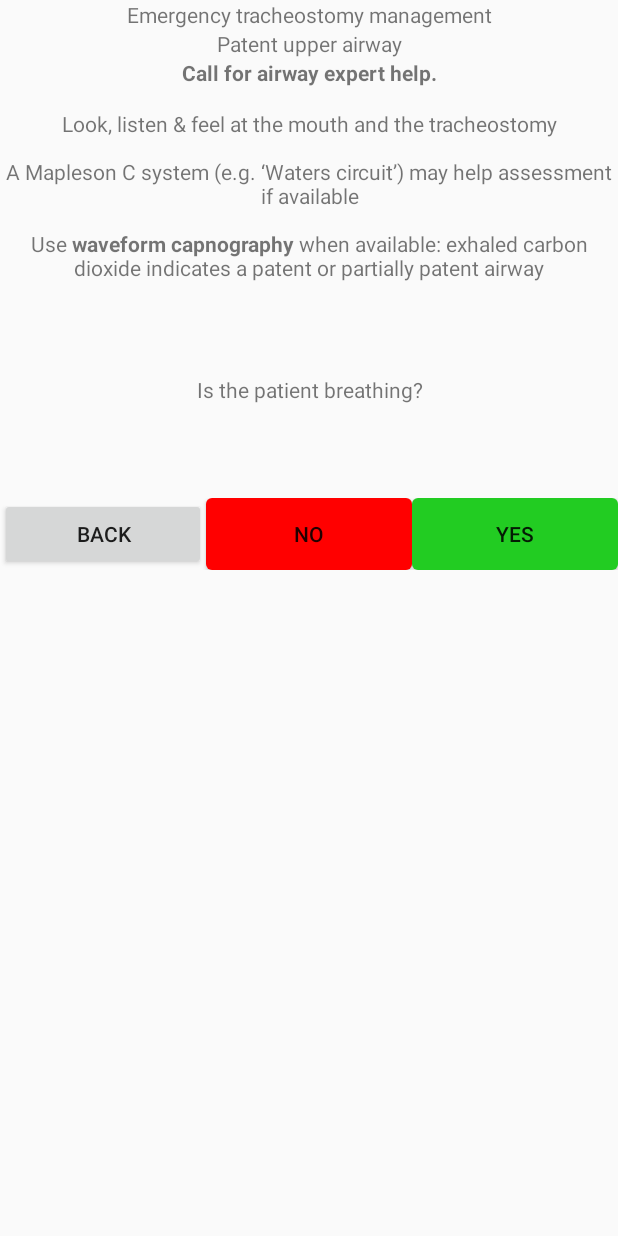
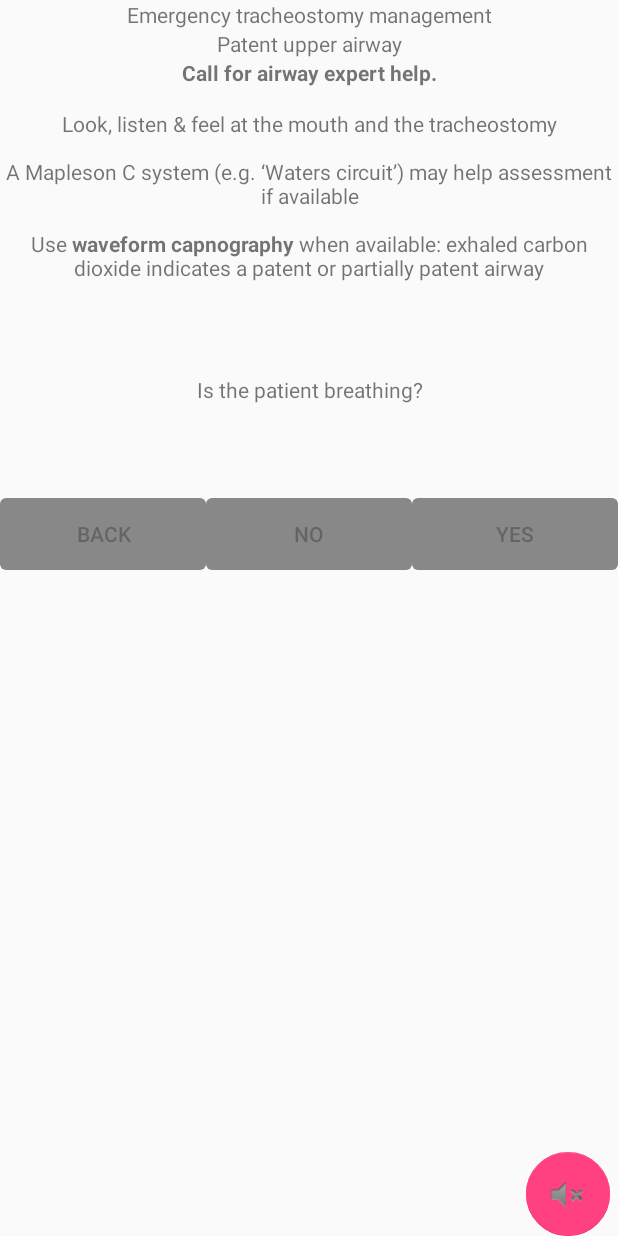
Before and after one commit to HUFGhani/Emergency-Airways, an Android app: the screen it shows after launch (AlogrithmActivity), after a tap on "TRACHEOSTOMY ALGORITHM", on a phone screen of 412 x 824 dp. Run offline under Robolectric (Android 15) with nearby library versions, the phone set to English and light mode, and no system bars.

Commit message:
Text to Speech is work now

```diff
--- a/app/src/main/java/io/github/hufghani/emergencyairways/ui/activity/AlogrithmActivity.java
+++ b/app/src/main/java/io/github/hufghani/emergencyairways/ui/activity/AlogrithmActivity.java
@@ -15,6 +15,8 @@ public class AlogrithmActivity extends FragmentActivity {
 
     private final String ALGORITHM_NAME_KEY = "ALGORITHM_NAME_KEY";
     private final String STEP_ID_KEY = "STEP_ID_KEY";
+    private static final String TEXT_TO_SPEECH_KEY = "TEXT_TO_SPEECH_KEY";
+
 
     @Override
     protected void onCreate(Bundle savedInstanceState) {
@@ -30,6 +32,7 @@ public class AlogrithmActivity extends FragmentActivity {
         Bundle bundle = new Bundle();
         bundle.putString(ALGORITHM_NAME_KEY, algorithmName);
         bundle.putString(STEP_ID_KEY, stepId);
+        bundle.putBoolean(TEXT_TO_SPEECH_KEY,false);
 
         AlgorithmStepFragment firstFragment = new AlgorithmStepFragment();
         firstFragment.setArguments(bundle);
--- a/app/src/main/java/io/github/hufghani/emergencyairways/ui/fragment/AlgorithmStepFragment.java
+++ b/app/src/main/java/io/github/hufghani/emergencyairways/ui/fragment/AlgorithmStepFragment.java
@@ -1,11 +1,15 @@
 package io.github.hufghani.emergencyairways.ui.fragment;
 
 import android.os.Bundle;
+import android.speech.tts.TextToSpeech;
+import android.speech.tts.UtteranceProgressListener;
 import android.support.annotation.NonNull;
+import android.support.design.widget.FloatingActionButton;
 import android.support.v4.app.Fragment;
 import android.text.Html;
 import android.text.Spanned;
 import android.text.TextUtils;
+import android.util.Log;
 import android.view.LayoutInflater;
 import android.view.View;
 import android.view.ViewGroup;
@@ -15,10 +19,14 @@ import android.widget.TextView;
 import com.google.gson.Gson;
 import com.google.gson.reflect.TypeToken;
 
+import org.jsoup.Jsoup;
+
 import java.io.IOException;
 import java.io.InputStream;
 import java.util.ArrayList;
+import java.util.HashMap;
 import java.util.List;
+import java.util.Locale;
 import java.util.Objects;
 
 import io.github.hufghani.emergencyairways.R;
@@ -30,28 +38,31 @@ import io.github.hufghani.emergencyairways.utils.HtmlTagHandler;
 /**
  * A placeholder fragment containing a simple view.
  */
-public class AlgorithmStepFragment extends Fragment {
+public class AlgorithmStepFragment extends Fragment implements
+        TextToSpeech.OnInitListener {
 
     List<Algorithm> algorithms;
 
     private static final String ALGORITHM_NAME_KEY = "ALGORITHM_NAME_KEY";
     private static final String STEP_ID_KEY = "STEP_ID_KEY";
-    private String algorithmName;
-    private String stepId;
-
+    private static final String TEXT_TO_SPEECH_KEY = "TEXT_TO_SPEECH_KEY";
     private static final String YES = "yes";
     private static final String NO = "no";
-
-    private TextView algorithmTitle, stepTitle, stepContent,stepQuestion;
-    private Button btnBack, btnNo, btnYes;
+    private String algorithmName, stepId;
+    private Button btnNo, btnYes, btnBack;
+    private FloatingActionButton textToSpeach;
+    private TextToSpeech tts;
+    private boolean mute = false;
+    private String text = "";
 
 
     @Override
     public View onCreateView(@NonNull LayoutInflater inflater, ViewGroup container,
                              Bundle savedInstanceState) {
         if (savedInstanceState != null) {
-            this.algorithmName = savedInstanceState.getString(ALGORITHM_NAME_KEY);
-           this.stepId = savedInstanceState.getString(STEP_ID_KEY);
+            algorithmName = savedInstanceState.getString(ALGORITHM_NAME_KEY);
+            stepId = savedInstanceState.getString(STEP_ID_KEY);
+            mute = savedInstanceState.getBoolean(TEXT_TO_SPEECH_KEY);
         }
         return inflater.inflate(R.layout.fragment_alogrithm, container, false);
     }
@@ -62,8 +73,13 @@ public class AlgorithmStepFragment extends Fragment {
         Bundle args = getArguments();
         algorithmName = args != null ? args.getString(ALGORITHM_NAME_KEY) : null;
         stepId = args != null ? args.getString(STEP_ID_KEY) : null;
+        mute = args != null && args.getBoolean(TEXT_TO_SPEECH_KEY, false);
         loadAlgorithmsFromAssets();
         populateViews();
+        tts = new TextToSpeech(getActivity(), this);
+
+
+
     }
 
     @Override
@@ -71,13 +87,16 @@ public class AlgorithmStepFragment extends Fragment {
         super.onSaveInstanceState(outState);
         outState.putString(ALGORITHM_NAME_KEY, algorithmName);
         outState.putString(STEP_ID_KEY, stepId);
+        outState.putBoolean(TEXT_TO_SPEECH_KEY, mute);
     }
 
-    public static Fragment newInstance(String algorithmName, String stepId) {
+    public static Fragment newInstance(String algorithmName, String stepId, Boolean textToSpeach) {
         Bundle args = new Bundle();
         AlgorithmStepFragment algorithmStepFragment = new AlgorithmStepFragment();
         args.putString(ALGORITHM_NAME_KEY, algorithmName);
         args.putString(STEP_ID_KEY, stepId);
+        args.putBoolean(TEXT_TO_SPEECH_KEY, textToSpeach);
+
         algorithmStepFragment.setArguments(args);
         return algorithmStepFragment;
     }
@@ -102,14 +121,18 @@ public class AlgorithmStepFragment extends Fragment {
 
     private void populateViews() {
 
-        algorithmTitle = Objects.requireNonNull(getView()).findViewById(R.id.algorithmTitle);
-        stepTitle = getView().findViewById(R.id.stepTitle);
-        stepContent = getView().findViewById(R.id.stepContent);
-        stepQuestion = getView().findViewById(R.id.stepQuestion);
+        TextView algorithmTitle = Objects.requireNonNull(getView()).findViewById(R.id.algorithmTitle);
+        TextView stepTitle = getView().findViewById(R.id.stepTitle);
+        TextView stepContent = getView().findViewById(R.id.stepContent);
+        TextView stepQuestion = getView().findViewById(R.id.stepQuestion);
 
         btnBack = getView().findViewById(R.id.btnBack);
         btnNo = getView().findViewById(R.id.btnNo);
         btnYes = getView().findViewById(R.id.btnYes);
+
+        textToSpeach = getView().findViewById(R.id.textToSpeach);
+        StringBuilder sb = new StringBuilder();
+
 
         for (int i = 0; i < algorithms.size(); i++) {
             if (algorithms.get(i).getName().equals(algorithmName)) {
@@ -117,22 +140,24 @@ public class AlgorithmStepFragment extends Fragment {
                     if (algorithms.get(i).getSteps().get(j).getId().equals(stepId)) {
                         if (!TextUtils.isEmpty(algorithms.get(i).getName())) {
                             algorithmTitle.setText(algorithms.get(i).getName());
+                            sb.append(algorithms.get(i).getName());
                         }
                         if (TextUtils.isEmpty(algorithms.get(i).getSteps().get(j).getTitle())) {
                             stepTitle.setVisibility(View.INVISIBLE);
                         } else {
                             Spanned html = Html.fromHtml(algorithms.get(i).getSteps().get(j).getTitle(), null, new HtmlTagHandler());
                             stepTitle.setText(html);
+                            sb.append(html);
                             stepTitle.setVisibility(View.VISIBLE);
                         }
                         if (!TextUtils.isEmpty(algorithms.get(i).getSteps().get(j).getContent())) {
                             stepContent.setText(Html.fromHtml(algorithms.get(i).getSteps().get(j).getContent(), null, new HtmlTagHandler()));
-
+                            sb.append(algorithms.get(i).getSteps().get(j).getContent());
                         }
 
                         if (!TextUtils.isEmpty((CharSequence) algorithms.get(i).getSteps().get(j).getQuestion())) {
                             stepQuestion.setText(Html.fromHtml(String.valueOf(algorithms.get(i).getSteps().get(j).getQuestion()), null, new HtmlTagHandler()));
-
+                            sb.append("Question").append(algorithms.get(i).getSteps().get(j).getQuestion());
                         }
                         btnBack.setVisibility(View.VISIBLE);
                         btnNo.setVisibility(View.VISIBLE);
@@ -151,19 +176,45 @@ public class AlgorithmStepFragment extends Fragment {
             }
         }
 
+        text = sb.toString();
+        btnBack.setBackgroundDrawable(Objects.requireNonNull(getActivity()).getResources().getDrawable(R.drawable.ripple_button_blue_curved));
         btnBack.setOnClickListener(v -> Objects.requireNonNull(getActivity()).onBackPressed());
+
+        if(mute){
+            btnNo.setEnabled(true);
+            btnYes.setEnabled(true);
+            btnBack.setEnabled(true);
+            textToSpeach.setImageResource(android.R.drawable.ic_lock_silent_mode_off);
+        }
+        textToSpeach.setVisibility(View.VISIBLE);
+        textToSpeach.setOnClickListener(v -> {
+            if (textToSpeach.isPressed()){
+                mute = !mute;
+            }
+            if (mute){
+                tts.stop();
+                btnNo.setEnabled(true);
+                btnYes.setEnabled(true);
+                btnBack.setEnabled(true);
+                textToSpeach.setImageResource(android.R.drawable.ic_lock_silent_mode_off);
+            }else {
+                textToSpeach.setImageResource(android.R.drawable.ic_lock_silent_mode);
+                speakOut();
+            }
+        });
 
     }
 
     private void configureOptionButton(final Option option) {
 
-        View.OnClickListener onOptionClicked = v -> ((AlogrithmActivity) Objects.requireNonNull(AlgorithmStepFragment.this.getActivity())).replaceFragment(AlgorithmStepFragment.newInstance(algorithmName, option.getTarget()), true);
+        View.OnClickListener onOptionClicked = v -> ((AlogrithmActivity) Objects.requireNonNull(AlgorithmStepFragment.this.getActivity())).replaceFragment(AlgorithmStepFragment.newInstance(algorithmName, option.getTarget(),mute), true);
 
         if (option.getCaption().equalsIgnoreCase(NO)) {
             btnNo.setBackgroundDrawable(Objects.requireNonNull(getActivity()).getResources().getDrawable(R.drawable.ripple_button_red_curved));
             btnNo.setVisibility(View.VISIBLE);
             btnNo.setText(option.getCaption());
             btnNo.setOnClickListener(onOptionClicked);
+
         } else if (option.getCaption().equalsIgnoreCase(YES)) {
         if (option.getCaption().equalsIgnoreCase(YES)) {
             btnYes.setBackgroundDrawable(Objects.requireNonNull(getActivity()).getResources().getDrawable(R.drawable.ripple_button_green_curved));
@@ -173,14 +224,86 @@ public class AlgorithmStepFragment extends Fragment {
             btnYes.setVisibility(View.VISIBLE);
             btnYes.setText(option.getCaption());
             btnYes.setOnClickListener(onOptionClicked);
+
         } else {
             btnYes.setVisibility(View.INVISIBLE);
             btnNo.setVisibility(View.VISIBLE);
             btnNo.setBackgroundDrawable(Objects.requireNonNull(getActivity()).getResources().getDrawable(R.drawable.ripple_button_green_curved));
             btnNo.setText(option.getCaption());
             btnNo.setOnClickListener(onOptionClicked);
+
         }
 
+    }
+
+    @Override
+    public void onInit(int status) {
+        if (status == TextToSpeech.SUCCESS) {
+            tts.setOnUtteranceProgressListener(new UtteranceProgressListener() {
+
+                @Override
+                public void onStart(String utteranceId) {
+                    Objects.requireNonNull(getActivity()).runOnUiThread(() -> {
+                        btnNo.setEnabled(false);
+                        btnYes.setEnabled(false);
+                        btnBack.setEnabled(false);
+
+                    });
+                }
+
+                @Override
+                public void onDone(String utteranceId) {
+                    Objects.requireNonNull(getActivity()).runOnUiThread(() -> {
+                            btnNo.setEnabled(true);
+                            btnYes.setEnabled(true);
+                            btnBack.setEnabled(true);
+                    });
+                }
+
+                @Override
+                public void onError(String utteranceId) {
+
+                }
+            });
+
+            int result = tts.setLanguage(Locale.UK);
+
+            if (result == TextToSpeech.LANG_MISSING_DATA
+                    || result == TextToSpeech.LANG_NOT_SUPPORTED) {
+                Log.e("TTS", "This Language is not supported");
+            } else {
+                speakOut();
+
+            }
+
+        } else {
+            Log.e("TTS", "Initilization Failed!");
+        }
+    }
+
+    @Override
+    public void onDestroy() {
+        if (tts != null) {
+            tts.stop();
+            tts.shutdown();
+        }
+        super.onDestroy();
+    }
+
+    private static String html2text(String html) {
+        return Jsoup.parse(html).text();
+    }
+
+    private void speakOut() {
+        if (mute) {
+            tts.stop();
+        }else {
+            HashMap<String, String> map = new HashMap<>();
+            map.put(TextToSpeech.Engine.KEY_PARAM_UTTERANCE_ID, "UniqueID");
+            tts.speak(html2text(text), TextToSpeech.QUEUE_FLUSH, map);
+        }
 
     }
+
+
 }
--- a/app/src/main/res/layout/fragment_alogrithm.xml
+++ b/app/src/main/res/layout/fragment_alogrithm.xml
@@ -5,6 +5,7 @@
     android:layout_width="match_parent"
     android:layout_height="match_parent"
     tools:context=".ui.fragment.AlgorithmStepFragment"
+    tools:layout_editor_absoluteY="81dp"
     tools:showIn="@layout/activity_alogrithm">
 
 
@@ -65,6 +66,7 @@
                 android:layout_width="wrap_content"
                 android:layout_height="wrap_content"
                 android:layout_weight="1"
+                android:enabled="false"
                 android:text="@string/back"
                 android:visibility="invisible" />
 
@@ -73,6 +75,7 @@
                 android:layout_width="wrap_content"
                 android:layout_height="wrap_content"
                 android:layout_weight="1"
+                android:enabled="false"
                 android:text="@string/no"
                 android:visibility="invisible" />
 
@@ -81,11 +84,36 @@
                 android:layout_width="wrap_content"
                 android:layout_height="wrap_content"
                 android:layout_weight="1"
+                android:enabled="false"
                 android:text="@string/yes"
                 android:visibility="invisible" />
 
         </LinearLayout>
 
+        <LinearLayout
+            android:layout_width="match_parent"
+            android:layout_height="match_parent"
+            android:orientation="horizontal">
+
+            <Space
+                android:layout_width="wrap_content"
+                android:layout_height="wrap_content"
+                android:layout_weight="70" />
+
+
+
+            <android.support.design.widget.FloatingActionButton
+                android:id="@+id/textToSpeach"
+                android:layout_width="match_parent"
+                android:layout_height="wrap_content"
+                android:layout_gravity="bottom|right"
+                android:layout_weight="1"
+                android:clickable="true"
+                android:src="@android:drawable/ic_lock_silent_mode"
+                android:visibility="invisible"
+                app:elevation="0dp" />
+        </LinearLayout>
+
     </LinearLayout>
 
 </android.support.constraint.ConstraintLayout>
```
Also changed, not shown: app/build.gradle (+8 -1 lines).
